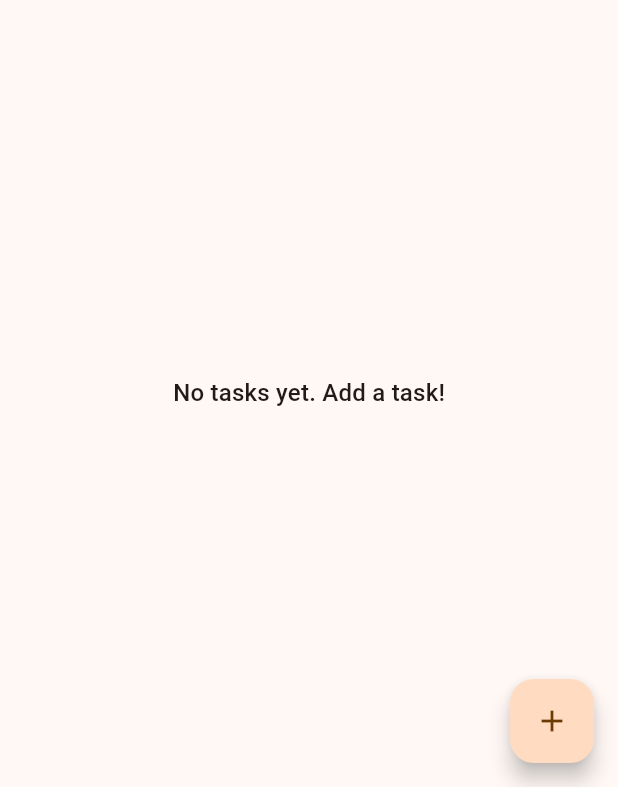
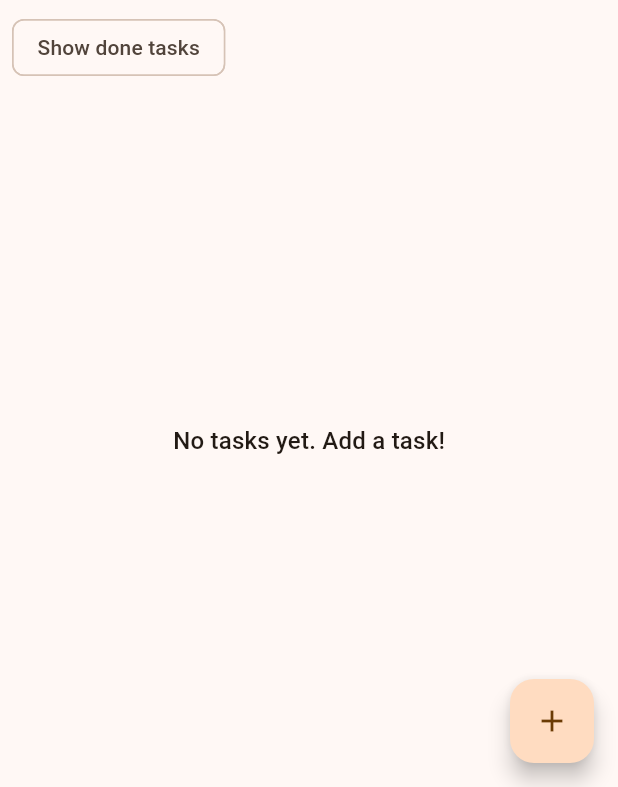
Before and after one commit to GabrieleGroppo/ButterTasks, a Flutter app: the screen it shows after launch, on a phone screen of 412 x 824 dp, the part 449-1236 px from its top. Run offline on Flutter 3.47's test engine with Material 3 defaults, Android fonts, the phone set to English and light mode, and no system bars; our stand-ins replace shared_preferences, sqflite; accounts and stored records are empty.

Commit message:
Show done tasks filter to sort between done & not yet tasks

```diff
--- a/lib/features/task/presentation/pages/inbox_page.dart
+++ b/lib/features/task/presentation/pages/inbox_page.dart
@@ -13,6 +13,8 @@ class InboxPage extends StatefulWidget {
 }
 
 class _InboxPageState extends State<InboxPage> {
+  bool showDone = false;
+
   @override
   void initState() {
     super.initState();
@@ -74,6 +76,24 @@ class _InboxPageState extends State<InboxPage> {
               "Butter Tasks",
               style: TextStyle(fontSize: 30, fontWeight: FontWeight.bold),
             ),
+            Row(
+              children: [
+                Padding(
+                  padding: EdgeInsets.all(8),
+                  child: FilterChip(
+                    label: Text('Show done tasks'),
+                    selected: showDone,
+                    onSelected: (selected) {
+                      setState(() {
+                        Provider.of<TaskProvider>(context, listen: false)
+                            .showDoneTasks = selected;
+                        showDone = selected;
+                      });
+                    },
+                  ),
+                ),
+              ],
+            ),
             Expanded(
               child: Consumer<TaskProvider>(
                 builder: (context, taskProvider, child) {
--- a/lib/features/task/presentation/providers/task_provider.dart
+++ b/lib/features/task/presentation/providers/task_provider.dart
@@ -5,6 +5,9 @@ import 'package:butter_task/features/task/domain/repositories/task_repository.da
 class TaskProvider with ChangeNotifier {
   final TaskRepository _repository;
   List<Task> _tasks = [];
+  bool showDoneTasks = false;
+
+  List<Task> get selectedTasks => _tasks.where((task) => task.done == showDoneTasks).toList();
   List<Task> get tasks => _tasks;
 
   TaskProvider(this._repository);
--- a/lib/features/task/presentation/widgets/task_list.dart
+++ b/lib/features/task/presentation/widgets/task_list.dart
@@ -25,7 +25,7 @@ class _TaskListState extends State<TaskList> {
     super.didChangeDependencies();
     final taskProvider = Provider.of<TaskProvider>(context);
     setState(() {
-      tasks = taskProvider.tasks;
+      tasks = taskProvider.selectedTasks;
     });
   }
 
@@ -39,7 +39,7 @@ class _TaskListState extends State<TaskList> {
     return tasks.isEmpty
         ? Center(
           child: Text(
-            'No tasks yet. Add a task!',
+            Provider.of<TaskProvider>(context).showDoneTasks ? 'No tasks already done.' : 'No tasks yet. Add a task!',
             style: Theme.of(context).textTheme.titleMedium,
           ),
         )
```
